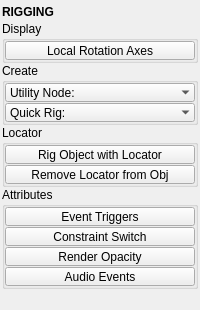
Before: the Qt Designer form tentacle/ui/rigging.ui in m3trik/tentacle, drawn with Qt 5.
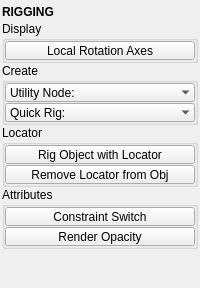
After: the same form once the commit is applied. Custom widgets are drawn as their Qt base class.

Commit message:
slots/ui: consolidate display widgets, trim normals/rigging/uv panels
Moves chk014/015/016 plus several buttons (b022/b023/b024) into
display.py and display.ui from normals/rigging/uv. The original
panels lose their old widgets and slot handlers in turn. README
badge updated to reflect the current 282-test count.

Diff of the .ui file:
```diff
--- a/tentacle/ui/rigging.ui
+++ b/tentacle/ui/rigging.ui
@@ -324,30 +324,6 @@
            </property>
           </widget>
          </item>
-         <item row="5" column="0" colspan="2">
-          <widget class="QPushButton" name="tb005">
-           <property name="minimumSize">
-            <size>
-             <width>0</width>
-             <height>19</height>
-            </size>
-           </property>
-           <property name="maximumSize">
-            <size>
-             <width>16777215</width>
-             <height>19</height>
-            </size>
-           </property>
-           <property name="toolTip">
-            <string>Open the Audio Events manager.
-
-Import audio clips onto the Maya timeline aligned to keyed event triggers.</string>
-           </property>
-           <property name="text">
-            <string>Audio Events</string>
-           </property>
-          </widget>
-         </item>
          <item row="2" column="0" colspan="2">
           <widget class="PushButton" name="tb001">
            <property name="minimumSize">
@@ -426,31 +402,6 @@
            </property>
           </widget>
          </item>
-         <item row="1" column="0" colspan="2">
-          <widget class="PushButton" name="tb002">
-           <property name="minimumSize">
-            <size>
-             <width>0</width>
-             <height>19</height>
-            </size>
-           </property>
-           <property name="maximumSize">
-            <size>
-             <width>16777215</width>
-             <height>19</height>
-            </size>
-           </property>
-           <property name="toolTip">
-            <string>Manage per-object event trigger attributes for game-engine export.
-
-Create, add, remove, or bake keyable enum triggers that artists
-can key on the timeline. Use the option box for mode and settings.</string>
-           </property>
-           <property name="text">
-            <string>Event Triggers</string>
-           </property>
-          </widget>
-         </item>
         </layout>
        </widget>
       </item>
```
The commit also changes 9 other files.
